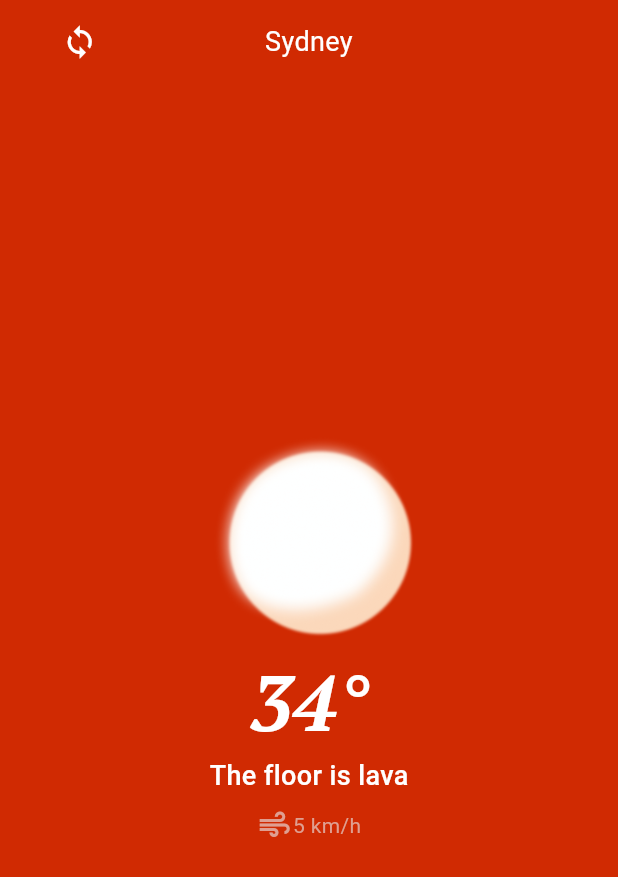
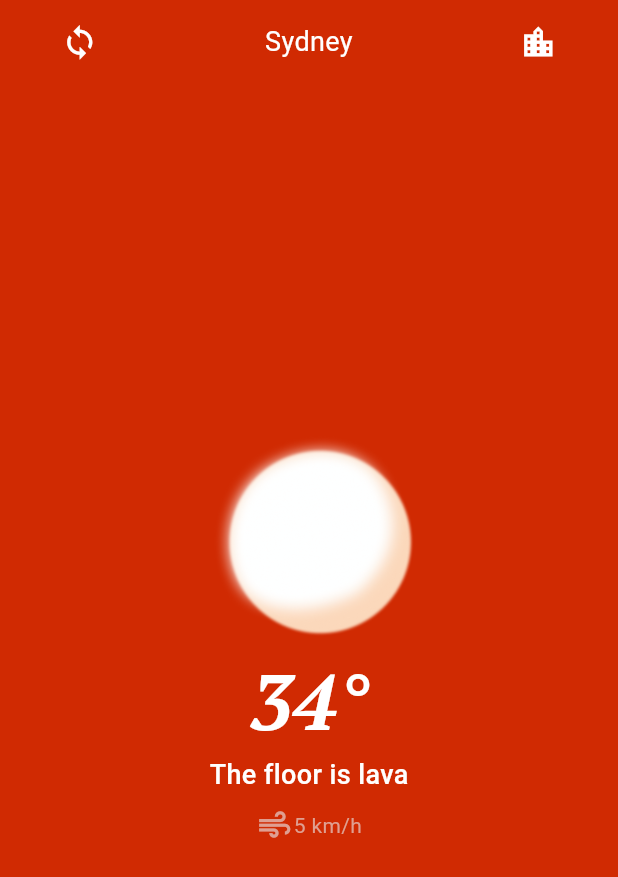
Before and after one commit to Isagani-lapira/Weather-app-flutter, a Flutter app: the screen it shows after launch, on a phone screen of 412 x 824 dp. Shown: the top 877 px of the screen. Run offline on Flutter 3.47's test engine with Material 3 defaults, Android fonts, the phone set to English and light mode, and no system bars; our stand-ins replace geolocator, google_fonts, loading_animation_widget; Roboto replaces fonts that are missing (Poppins).

Commit message:
Set up: new icon for both reload and location

```diff
--- a/weather_app/lib/main.dart
+++ b/weather_app/lib/main.dart
@@ -21,7 +21,7 @@ class WeatherApp extends StatelessWidget {
               color: Colors.white,
             ),
           ),
-      ),
+          iconTheme: const IconThemeData(color: Colors.white, size: 25.0)),
       home: const ResultPage(),
     );
   }
--- a/weather_app/lib/screens/result_screen.dart
+++ b/weather_app/lib/screens/result_screen.dart
@@ -25,7 +25,6 @@ class _ResultPageState extends State<ResultPage> {
                     flex: 1,
                     child: Icon(
                       Icons.sync,
-                      color: Colors.white,
                     ),
                   ),
                   Expanded(
@@ -35,7 +34,12 @@ class _ResultPageState extends State<ResultPage> {
                       textAlign: TextAlign.center,
                     ),
                   ),
-                  Expanded(flex: 1, child: SizedBox()),
+                  Expanded(
+                    flex: 1,
+                    child: Icon(
+                      Icons.location_city,
+                    ),
+                  ),
                 ],
               ),
               Expanded(
```
Lines whose indentation alone changed are shown as unchanged.
